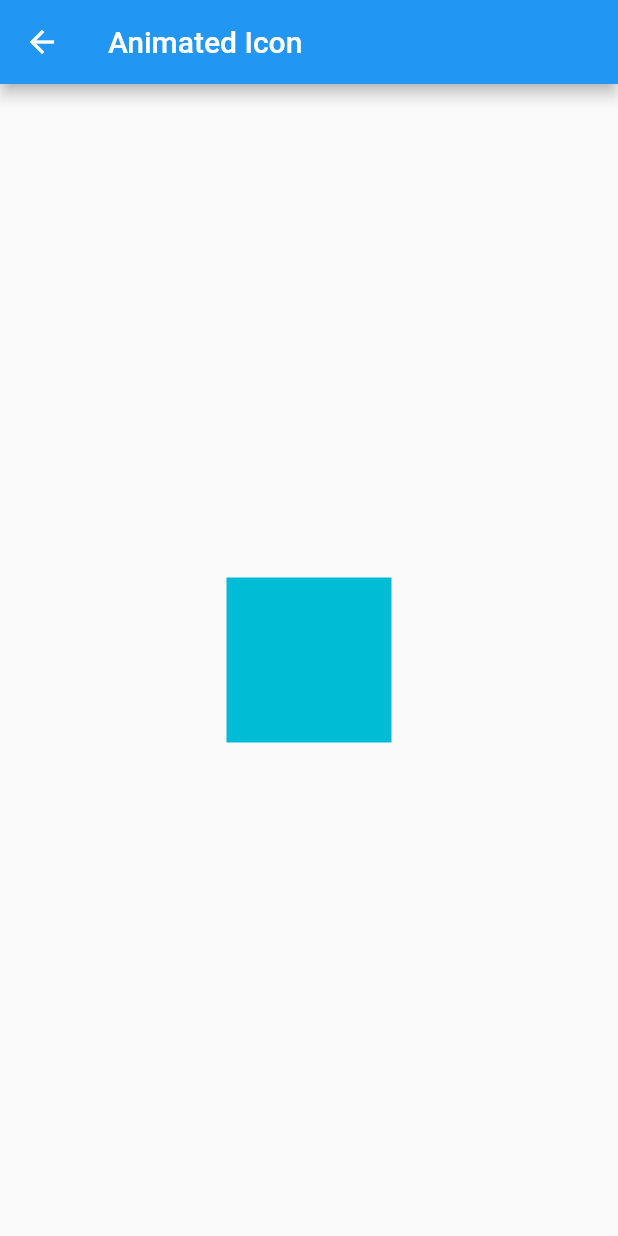
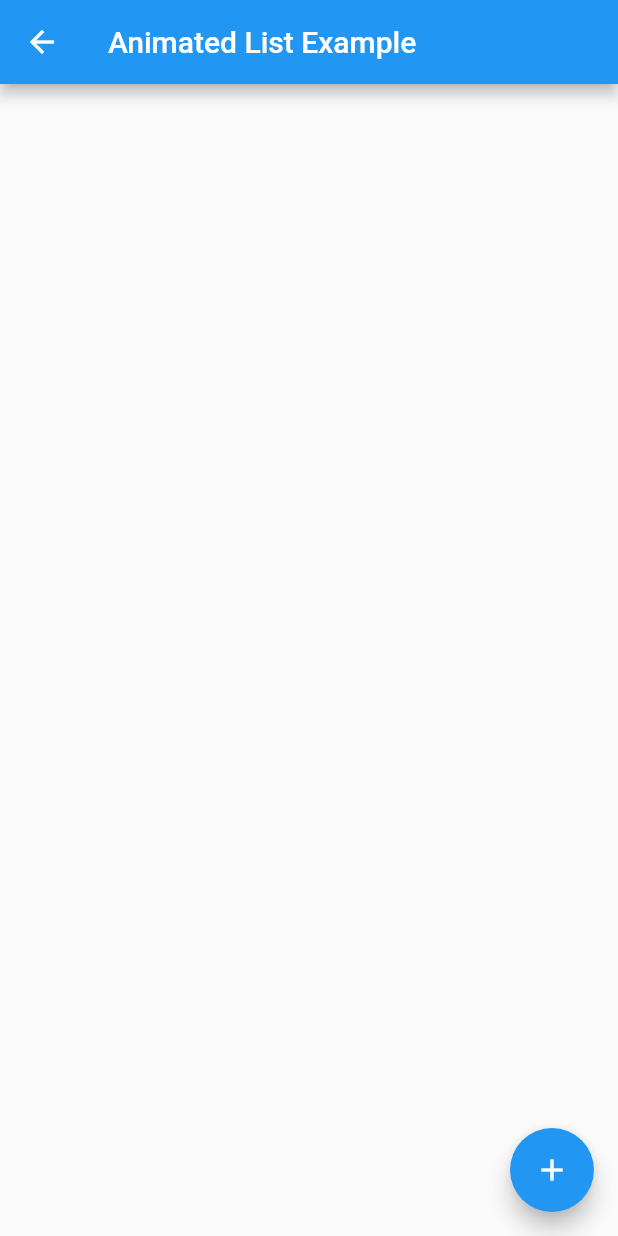
Before and after one commit to samro123/animationsFlutter, a Flutter app: the screen it shows after launch, after a tap on "Animated Aligin Example", on a phone screen of 412 x 824 dp. Run offline on Flutter 3.47's test engine with Material 2 defaults, Android fonts, the phone set to English and light mode, and no system bars.

Commit message:
Animated List

```diff
--- /dev/null
+++ b/lib/animated_list.dart
@@ -0,0 +1,66 @@
+import 'package:flutter/material.dart';
+
+class AnimatedListExample extends StatefulWidget {
+  const AnimatedListExample({Key? key}) : super(key: key);
+
+  @override
+  State<AnimatedListExample> createState() => _AnimatedListExampleState();
+}
+
+class _AnimatedListExampleState extends State<AnimatedListExample> {
+  final GlobalKey<AnimatedListState> _listKey = GlobalKey<AnimatedListState>();
+  List<String> _list = [];
+
+  void _addItem() {
+    setState(() {
+      _list.insert(0, 'New Item ${_list.length}');
+      _listKey.currentState?.insertItem(0);
+    });
+  }
+
+  void _removeItem(int index) {
+    setState(() {
+      String removedItem = _list[index];
+      _list.removeAt(index);
+      _listKey.currentState?.removeItem(index, duration: Duration(seconds: 1),
+          (BuildContext context, Animation<double> animation) {
+        return ListTile(
+          title: Text(removedItem),
+          textColor: Colors.red,
+        );
+      });
+    });
+  }
+
+  @override
+  Widget build(BuildContext context) {
+    return Scaffold(
+      appBar: AppBar(
+        title: const Text("Animated List Example"),
+      ),
+      body: AnimatedList(
+        key: _listKey,
+        itemBuilder:
+            (BuildContext context, int index, Animation<double> animation) {
+          return SizeTransition(
+              sizeFactor: animation,
+              child: Container(
+                color: Colors.amber,
+                child: ListTile(
+                  title: Text(_list[index]),
+                  trailing: IconButton(
+                    icon: const Icon(Icons.delete),
+                    onPressed: (){_removeItem(index);},
+                  ),
+                ),
+              ),
+          );
+        },
+      ),
+      floatingActionButton: FloatingActionButton(
+        child: const Icon(Icons.add),
+        onPressed: _addItem,
+      ),
+    );
+  }
+}
--- a/lib/animation_icon.dart
+++ /dev/null
@@ -1,49 +0,0 @@
-import 'package:flutter/material.dart';
-
-class AnimatedIconExample extends StatefulWidget {
-  const AnimatedIconExample({Key? key}) : super(key: key);
-
-  @override
-  State<AnimatedIconExample> createState() => _AnimatedIconExampleState();
-}
-
-class _AnimatedIconExampleState extends State<AnimatedIconExample> with SingleTickerProviderStateMixin{
-  late AnimationController _animationController;
-  late Animation<double> _animation;
-  @override
-  void initState() {
-    super.initState();
-    _animationController = AnimationController(
-        vsync: this,
-        duration: Duration(seconds: 2)
-    );
-    _animation =CurvedAnimation(
-        parent: _animationController,
-        curve: Curves.easeIn
-    );
-    _animationController.forward();
-  }
-  @override
-  void dispose() {
-    _animationController;
-    super.dispose();
-  }
-  @override
-  Widget build(BuildContext context) {
-    return Scaffold(
-      appBar: AppBar(
-        title: Text("Animated Icon"),
-      ),
-      body: Center(
-        child: ScaleTransition(
-          scale: _animationController,
-          child: Container(
-            width: 200,
-            height: 200,
-            color: Colors.cyan,
-          )
-        ),
-      ),
-    );
-  }
-}
--- a/lib/main.dart
+++ b/lib/main.dart
@@ -1,4 +1,4 @@
-import 'package:animations/animation_icon.dart';
+import 'package:animations/animated_list.dart';
 import 'package:flutter/material.dart';
 
 void main() {
@@ -39,7 +39,7 @@ class _MyHomeState extends State<MyHome> {
           children: [
             ElevatedButton(
                 onPressed: () {
-                  Navigator.push(context, MaterialPageRoute(builder: (context) => const AnimatedIconExample(),));
+                  Navigator.push(context, MaterialPageRoute(builder: (context) => const AnimatedListExample(),));
                 }, child: Text("Animated Aligin Example")),
           ],
         ),
```
